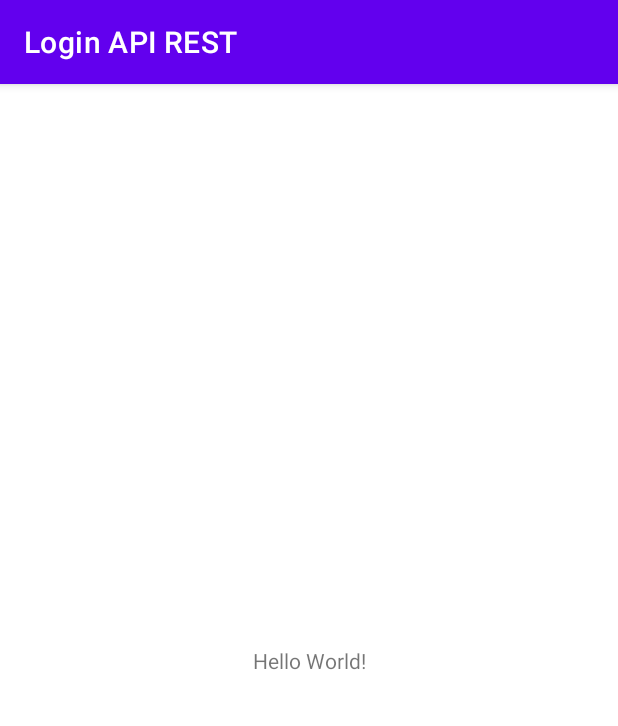
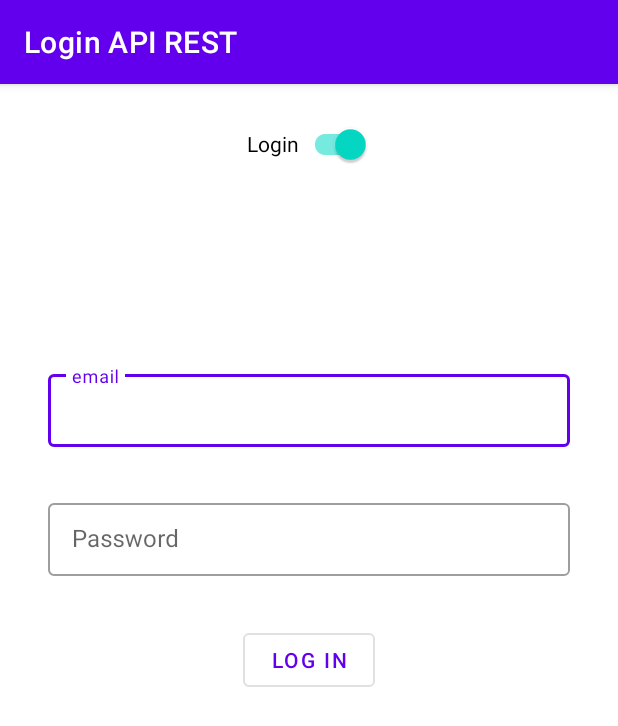
Before and after one commit to AlexApazaMendoza/LoginAPIREST, an Android app: the screen it shows after launch (MainActivity), on a phone screen of 412 x 824 dp. Shown: the top 726 px of the screen. Run offline under Robolectric (Android 15) with nearby library versions, the phone set to English and light mode, and no system bars; our stand-ins replace Volley.

Commit message:
config views

```diff
--- /dev/null
+++ b/app/src/main/java/com/example/loginapirest/Constants.kt
@@ -0,0 +1,17 @@
+package com.example.loginapirest
+
+object Constants {
+    const val BASE_URL = "https://reqres.in/"
+    const val API_PATH = "/api"
+    const val REGISTER_PATH = "/register"
+
+    const val LOGIN_PATH = "/login"
+
+    const val EMAIL_PARAM = "email"
+    const val PASSWORD_PARAM = "password"
+
+    const val ID_PROPERTY = "id"
+    const val TOKEN_PROPERTY = "token"
+
+    const val ERROR_VALUE = "fail"
+}
--- a/app/src/main/res/layout/activity_main.xml
+++ b/app/src/main/res/layout/activity_main.xml
@@ -6,13 +6,74 @@
     android:layout_height="match_parent"
     tools:context=".MainActivity">
 
-    <TextView
+    <com.google.android.material.switchmaterial.SwitchMaterial
+        android:id="@+id/swType"
         android:layout_width="wrap_content"
         android:layout_height="wrap_content"
-        android:text="Hello World!"
-        app:layout_constraintBottom_toBottomOf="parent"
+        android:layout_marginTop="@dimen/common_margin_default"
+        android:text="@string/main_login"
+        android:checked="true"
+        app:layout_constraintStart_toStartOf="parent"
+        app:layout_constraintEnd_toEndOf="parent"
+        app:layout_constraintTop_toTopOf="parent"/>
+
+    <TextView
+        android:id="@+id/tvResult"
+        android:layout_width="wrap_content"
+        android:layout_height="wrap_content"
+        android:textAppearance="?attr/textAppearanceHeadline5"
+        tools:text="data from user"
+        android:visibility="gone"
+        tools:visibility="visible"
         app:layout_constraintEnd_toEndOf="parent"
         app:layout_constraintStart_toStartOf="parent"
-        app:layout_constraintTop_toTopOf="parent" />
+        app:layout_constraintTop_toBottomOf="@+id/swType" />
+
+    <com.google.android.material.button.MaterialButton
+        android:id="@+id/btnLogin"
+        android:layout_width="wrap_content"
+        android:layout_height="wrap_content"
+        android:text="@string/main_login_text"
+        style="@style/Widget.MaterialComponents.Button.OutlinedButton"
+        app:layout_constraintEnd_toEndOf="parent"
+        app:layout_constraintStart_toStartOf="parent"
+        app:layout_constraintTop_toTopOf="parent"
+        app:layout_constraintBottom_toBottomOf="parent"/>
+
+    <com.google.android.material.textfield.TextInputLayout
+        android:id="@+id/tilAddress"
+        android:layout_width="match_parent"
+        android:layout_height="wrap_content"
+        android:layout_marginHorizontal="32dp"
+        android:layout_marginVertical="32dp"
+        android:hint="@string/hint_email"
+        style="@style/Widget.MaterialComponents.TextInputLayout.OutlinedBox.Dense"
+        app:layout_constraintStart_toStartOf="parent"
+        app:layout_constraintEnd_toEndOf="parent"
+        app:layout_constraintBottom_toTopOf="@+id/tilPassword">
+        <com.google.android.material.textfield.TextInputEditText
+            android:id="@+id/tieEmail"
+            android:layout_width="match_parent"
+            android:layout_height="match_parent"
+            android:inputType="textEmailAddress"/>
+    </com.google.android.material.textfield.TextInputLayout>
+
+    <com.google.android.material.textfield.TextInputLayout
+        android:id="@+id/tilPassword"
+        android:layout_width="match_parent"
+        android:layout_height="wrap_content"
+        android:layout_marginHorizontal="32dp"
+        android:layout_marginVertical="32dp"
+        android:hint="@string/hint_password"
+        style="@style/Widget.MaterialComponents.TextInputLayout.OutlinedBox.Dense"
+        app:layout_constraintStart_toStartOf="parent"
+        app:layout_constraintEnd_toEndOf="parent"
+        app:layout_constraintBottom_toTopOf="@+id/btnLogin">
+        <com.google.android.material.textfield.TextInputEditText
+            android:id="@+id/tiePassword"
+            android:layout_width="match_parent"
+            android:layout_height="match_parent"
+            android:inputType="textEmailAddress"/>
+    </com.google.android.material.textfield.TextInputLayout>
 
 </androidx.constraintlayout.widget.ConstraintLayout>
--- /dev/null
+++ b/app/src/main/res/values/dimens.xml
@@ -0,0 +1,4 @@
+<?xml version="1.0" encoding="utf-8"?>
+<resources>
+    <dimen name="common_margin_default">16dp</dimen>
+</resources>
--- a/app/src/main/res/values/strings.xml
+++ b/app/src/main/res/values/strings.xml
@@ -1,3 +1,7 @@
 <resources>
     <string name="app_name">Login API REST</string>
+    <string name="main_login">Login</string>
+    <string name="main_login_text">Log In</string>
+    <string name="hint_email">email</string>
+    <string name="hint_password">Password</string>
 </resources>
```
